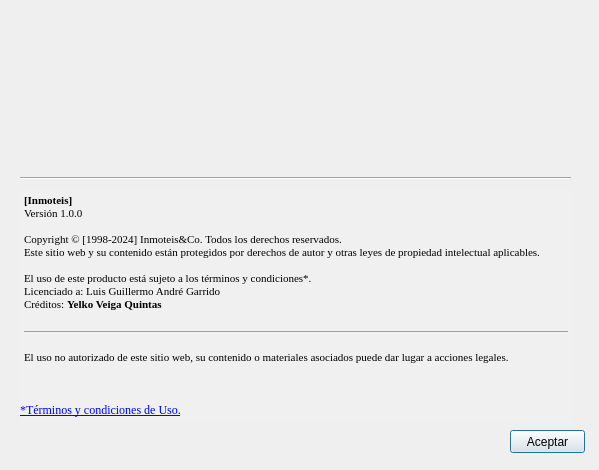
TheLexa69/ProyectoDI, file templates/dlgAbout.ui: the form before one commit.
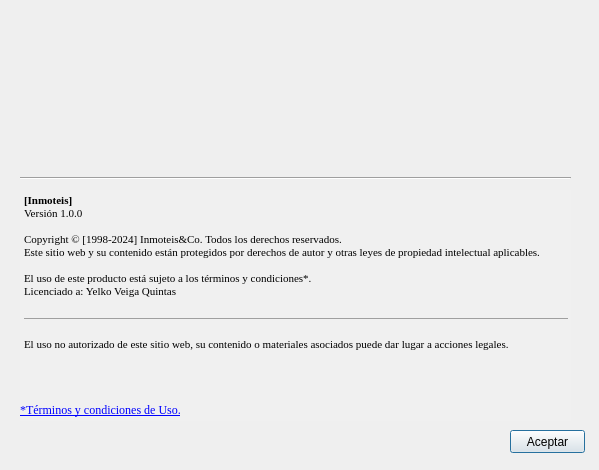
The form after the commit. Icons and pictures are not drawn.

Diff of the .ui file:
```diff
--- a/templates/dlgAbout.ui
+++ b/templates/dlgAbout.ui
@@ -60,8 +60,7 @@
 &lt;p style=&quot; margin-top:0px; margin-bottom:0px; margin-left:0px; margin-right:0px; -qt-block-indent:0; text-indent:0px;&quot;&gt;&lt;span style=&quot; font-family:'gg mono,Source Code Pro,Consolas,Andale Mono WT,Andale Mono,Lucida Console,Lucida Sans Typewriter,DejaVu Sans Mono,Bitstream Vera Sans Mono,Liberation Mono,Nimbus Mono L,Monaco,Courier New,Courier,monospace'; font-size:8pt; color:#000000;&quot;&gt;Este sitio web y su contenido están protegidos por derechos de autor y otras leyes de propiedad intelectual aplicables.&lt;/span&gt;&lt;/p&gt;
 &lt;p style=&quot;-qt-paragraph-type:empty; margin-top:0px; margin-bottom:0px; margin-left:0px; margin-right:0px; -qt-block-indent:0; text-indent:0px; font-family:'gg mono,Source Code Pro,Consolas,Andale Mono WT,Andale Mono,Lucida Console,Lucida Sans Typewriter,DejaVu Sans Mono,Bitstream Vera Sans Mono,Liberation Mono,Nimbus Mono L,Monaco,Courier New,Courier,monospace'; font-size:8pt; color:#000000;&quot;&gt;&lt;br /&gt;&lt;/p&gt;
 &lt;p style=&quot; margin-top:0px; margin-bottom:0px; margin-left:0px; margin-right:0px; -qt-block-indent:0; text-indent:0px;&quot;&gt;&lt;span style=&quot; font-family:'gg mono,Source Code Pro,Consolas,Andale Mono WT,Andale Mono,Lucida Console,Lucida Sans Typewriter,DejaVu Sans Mono,Bitstream Vera Sans Mono,Liberation Mono,Nimbus Mono L,Monaco,Courier New,Courier,monospace'; font-size:8pt; color:#000000;&quot;&gt;El uso de este producto está sujeto a los términos y condiciones*.&lt;/span&gt;&lt;/p&gt;
-&lt;p style=&quot; margin-top:0px; margin-bottom:0px; margin-left:0px; margin-right:0px; -qt-block-indent:0; text-indent:0px;&quot;&gt;&lt;span style=&quot; font-family:'gg mono,Source Code Pro,Consolas,Andale Mono WT,Andale Mono,Lucida Console,Lucida Sans Typewriter,DejaVu Sans Mono,Bitstream Vera Sans Mono,Liberation Mono,Nimbus Mono L,Monaco,Courier New,Courier,monospace'; font-size:8pt; color:#000000;&quot;&gt;Licenciado a: Luis Guillermo André Garrido&lt;/span&gt;&lt;/p&gt;
-&lt;p style=&quot; margin-top:0px; margin-bottom:0px; margin-left:0px; margin-right:0px; -qt-block-indent:0; text-indent:0px;&quot;&gt;&lt;span style=&quot; font-family:'gg mono,Source Code Pro,Consolas,Andale Mono WT,Andale Mono,Lucida Console,Lucida Sans Typewriter,DejaVu Sans Mono,Bitstream Vera Sans Mono,Liberation Mono,Nimbus Mono L,Monaco,Courier New,Courier,monospace'; font-size:8pt; color:#000000;&quot;&gt;Créditos: &lt;/span&gt;&lt;span style=&quot; font-family:'gg mono,Source Code Pro,Consolas,Andale Mono WT,Andale Mono,Lucida Console,Lucida Sans Typewriter,DejaVu Sans Mono,Bitstream Vera Sans Mono,Liberation Mono,Nimbus Mono L,Monaco,Courier New,Courier,monospace'; font-size:8pt; font-weight:600; color:#000000;&quot;&gt;Yelko Veiga Quintas&lt;/span&gt;&lt;/p&gt;
+&lt;p style=&quot; margin-top:0px; margin-bottom:0px; margin-left:0px; margin-right:0px; -qt-block-indent:0; text-indent:0px;&quot;&gt;&lt;span style=&quot; font-family:'gg mono,Source Code Pro,Consolas,Andale Mono WT,Andale Mono,Lucida Console,Lucida Sans Typewriter,DejaVu Sans Mono,Bitstream Vera Sans Mono,Liberation Mono,Nimbus Mono L,Monaco,Courier New,Courier,monospace'; font-size:8pt; color:#000000;&quot;&gt;Licenciado a: Yelko Veiga Quintas&lt;/span&gt;&lt;/p&gt;
 &lt;p style=&quot;-qt-paragraph-type:empty; margin-top:0px; margin-bottom:0px; margin-left:0px; margin-right:0px; -qt-block-indent:0; text-indent:0px; font-family:'gg mono,Source Code Pro,Consolas,Andale Mono WT,Andale Mono,Lucida Console,Lucida Sans Typewriter,DejaVu Sans Mono,Bitstream Vera Sans Mono,Liberation Mono,Nimbus Mono L,Monaco,Courier New,Courier,monospace'; font-size:8pt; color:#000000;&quot;&gt;&lt;br /&gt;&lt;/p&gt;
 &lt;hr /&gt;
 &lt;p style=&quot;-qt-paragraph-type:empty; margin-top:0px; margin-bottom:0px; margin-left:0px; margin-right:0px; -qt-block-indent:0; text-indent:0px; font-family:'MS Shell Dlg 2'; font-size:8pt;&quot;&gt;&lt;br /&gt;&lt;/p&gt;
```
